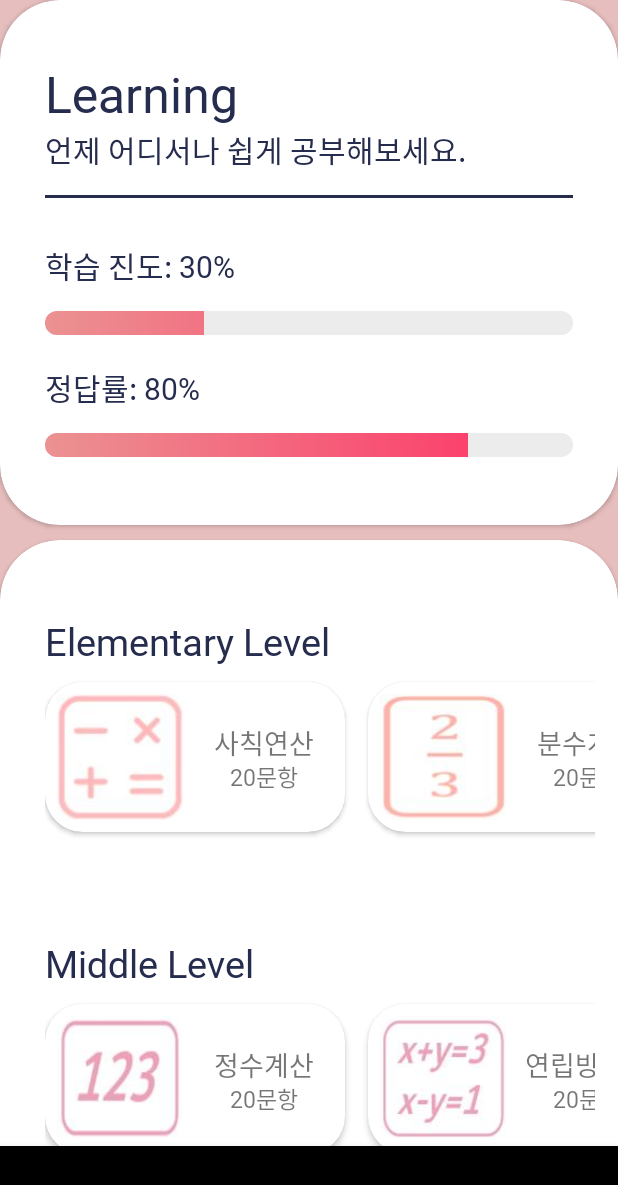
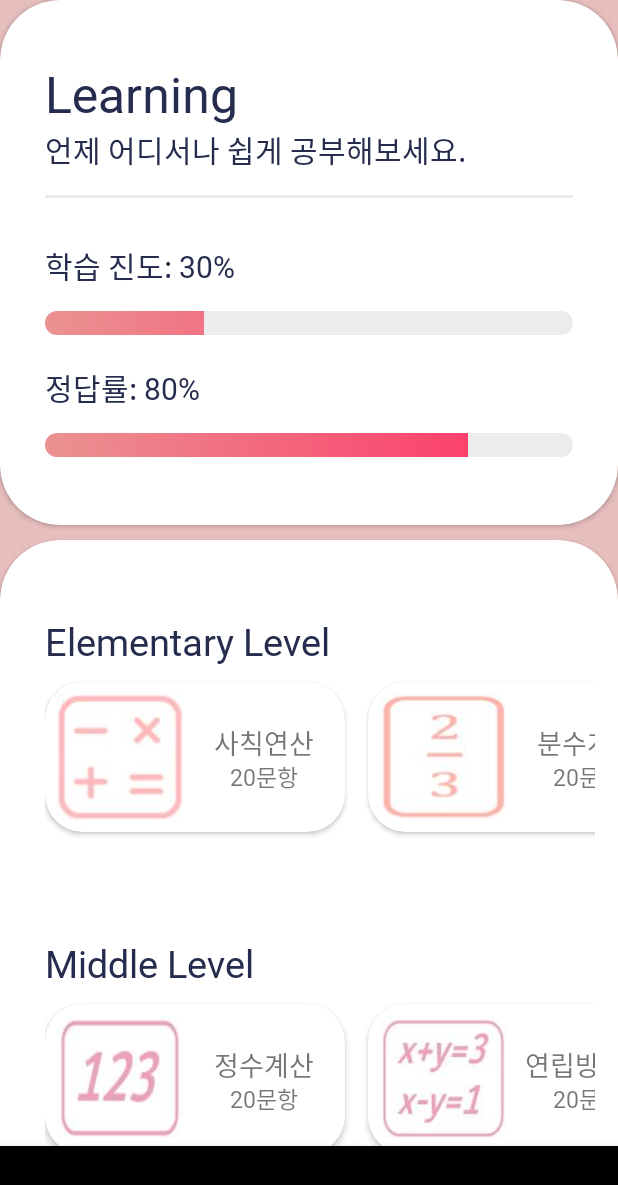
Before and after one commit to eunjijeon11/2020_TR, an Android app: the screen it shows after launch (MainActivity), on a phone screen of 412 x 824 dp. Shown: the top 1185 px of the screen. Run offline under Robolectric (Android 15) with nearby library versions, the phone set to English and light mode, and no system bars; libraries missing offline, so code that uses them is left out: com.github.mikephil.charting.

Commit message:
폰트 적용이 안됨..

```diff
--- a/app/src/main/res/layout/frag1.xml
+++ b/app/src/main/res/layout/frag1.xml
@@ -30,7 +30,7 @@
                     android:layout_height="wrap_content"
                     android:text="Learning"
                     android:textSize="33sp"
-                    android:fontFamily="@font/NBpenB"
+                    android:fontFamily="@font/nbpenb"
                     android:textColor="@color/darkblue"/>
 
                 <TextView
@@ -38,13 +38,13 @@
                     android:layout_height="wrap_content"
                     android:text="언제 어디서나 쉽게 공부해보세요."
                     android:textColor="@color/darkblue"
-                    android:fontFamily="@font/NBpenR"
+                    android:fontFamily="@font/nbpenr"
                     android:textSize="20sp"/>
 
                 <View
                     android:layout_width="match_parent"
                     android:layout_height="2dp"
-                    android:background="@color/darkblue"
+                    android:background="@color/gray"
                     android:layout_marginTop="15dp"/>
 
                 <TextView
@@ -52,7 +52,7 @@
                     android:layout_height="wrap_content"
                     android:text="학습 진도: 30%"
                     android:textSize="20sp"
-                    android:fontFamily="@font/NBpenR"
+                    android:fontFamily="@font/nbpenr"
                     android:textColor="@color/darkblue"
                     android:gravity="center"
                     android:layout_marginTop="30dp"/>
@@ -72,7 +72,7 @@
                     android:layout_height="wrap_content"
                     android:text="정답률: 80%"
                     android:textSize="20sp"
-                    android:fontFamily="@font/NBpenR"
+                    android:fontFamily="@font/nbpenr"
                     android:textColor="@color/darkblue"
                     android:gravity="center"
                     android:layout_marginTop="20dp"/>
@@ -109,7 +109,7 @@
                     android:layout_width="wrap_content"
                     android:layout_height="wrap_content"
                     android:layout_marginTop="30dp"
-                    android:fontFamily="@font/NBpenB"
+                    android:fontFamily="@font/nbpenb"
                     android:text="Elementary Level"
                     android:textColor="@color/darkblue"
                     android:textSize="25sp"/>
@@ -146,7 +146,7 @@
                                 android:layout_marginBottom="9dp"
                                 android:layout_marginLeft="46dp"
                                 android:gravity="center_horizontal"
-                                android:fontFamily="@font/NBpenB"
+                                android:fontFamily="@font/nbpenb"
                                 android:text="사칙연산"
                                 android:textSize="18sp"/>
 
@@ -157,7 +157,7 @@
                                 android:layout_marginTop="13dp"
                                 android:layout_marginLeft="46dp"
                                 android:gravity="center_horizontal"
-                                android:fontFamily="@font/NBpenR"
+                                android:fontFamily="@font/nbpenr"
                                 android:text="20문항"
                                 android:textSize="15sp"/>
                         </androidx.cardview.widget.CardView>
@@ -186,7 +186,7 @@
                                 android:layout_marginBottom="9dp"
                                 android:layout_marginLeft="46dp"
                                 android:gravity="center_horizontal"
-                                android:fontFamily="@font/NBpenB"
+                                android:fontFamily="@font/nbpenb"
                                 android:text="분수계산"
                                 android:textSize="18sp"/>
 
@@ -197,7 +197,7 @@
                                 android:layout_marginTop="13dp"
                                 android:layout_marginLeft="46dp"
                                 android:gravity="center_horizontal"
-                                android:fontFamily="@font/NBpenR"
+                                android:fontFamily="@font/nbpenr"
                                 android:text="20문항"
                                 android:textSize="15sp"/>
                         </androidx.cardview.widget.CardView>
@@ -226,7 +226,7 @@
                                 android:layout_marginBottom="9dp"
                                 android:layout_marginLeft="46dp"
                                 android:gravity="center_horizontal"
-                                android:fontFamily="@font/NBpenB"
+                                android:fontFamily="@font/nbpenb"
                                 android:text="소수계산"
                                 android:textSize="18sp"/>
 
@@ -237,7 +237,7 @@
                                 android:layout_marginTop="13dp"
                                 android:layout_marginLeft="46dp"
                                 android:gravity="center_horizontal"
-                                android:fontFamily="@font/NBpenR"
+                                android:fontFamily="@font/nbpenr"
                                 android:text="20문항"
                                 android:textSize="15sp"/>
                         </androidx.cardview.widget.CardView>
@@ -249,7 +249,7 @@
                     android:layout_width="wrap_content"
                     android:layout_height="wrap_content"
                     android:layout_marginTop="30dp"
-                    android:fontFamily="@font/NBpenB"
+                    android:fontFamily="@font/nbpenb"
                     android:text="Middle Level"
                     android:textColor="@color/darkblue"
                     android:textSize="25sp"/>
@@ -287,7 +287,7 @@
                                 android:layout_marginBottom="9dp"
                                 android:layout_marginLeft="46dp"
                                 android:gravity="center_horizontal"
-                                android:fontFamily="@font/NBpenB"
+                                android:fontFamily="@font/nbpenb"
                                 android:text="정수계산"
                                 android:textSize="18sp"/>
 
@@ -298,7 +298,7 @@
                                 android:layout_marginTop="13dp"
                                 android:layout_marginLeft="46dp"
                                 android:gravity="center_horizontal"
-                                android:fontFamily="@font/NBpenR"
+                                android:fontFamily="@font/nbpenr"
                                 android:text="20문항"
                                 android:textSize="15sp"/>
                         </androidx.cardview.widget.CardView>
@@ -327,7 +327,7 @@
                                 android:layout_marginBottom="9dp"
                                 android:layout_marginLeft="46dp"
                                 android:gravity="center_horizontal"
-                                android:fontFamily="@font/NBpenB"
+                                android:fontFamily="@font/nbpenb"
                                 android:text="연립방정식"
                                 android:textSize="18sp"/>
 
@@ -338,7 +338,7 @@
                                 android:layout_marginTop="13dp"
                                 android:layout_marginLeft="46dp"
                                 android:gravity="center_horizontal"
-                                android:fontFamily="@font/NBpenR"
+                                android:fontFamily="@font/nbpenr"
                                 android:text="20문항"
                                 android:textSize="15sp"/>
                         </androidx.cardview.widget.CardView>
@@ -367,7 +367,7 @@
                                 android:layout_marginBottom="9dp"
                                 android:layout_marginLeft="46dp"
                                 android:gravity="center_horizontal"
-                                android:fontFamily="@font/NBpenB"
+                                android:fontFamily="@font/nbpenb"
                                 android:text="제곱근"
                                 android:textSize="18sp"/>
 
@@ -378,7 +378,7 @@
                                 android:layout_marginTop="13dp"
                                 android:layout_marginLeft="46dp"
                                 android:gravity="center_horizontal"
-                                android:fontFamily="@font/NBpenR"
+                                android:fontFamily="@font/nbpenr"
                                 android:text="20문항"
                                 android:textSize="15sp"/>
                         </androidx.cardview.widget.CardView>
@@ -407,7 +407,7 @@
                                 android:layout_marginBottom="9dp"
                                 android:layout_marginLeft="46dp"
                                 android:gravity="center_horizontal"
-                                android:fontFamily="@font/NBpenB"
+                                android:fontFamily="@font/nbpenb"
                                 android:text="인수분해"
                                 android:textSize="18sp"/>
 
@@ -418,7 +418,7 @@
                                 android:layout_marginTop="13dp"
                                 android:layout_marginLeft="46dp"
                                 android:gravity="center_horizontal"
-                                android:fontFamily="@font/NBpenR"
+                                android:fontFamily="@font/nbpenr"
                                 android:text="20문항"
                                 android:textSize="15sp"/>
                         </androidx.cardview.widget.CardView>
@@ -430,7 +430,7 @@
                     android:layout_width="wrap_content"
                     android:layout_height="wrap_content"
                     android:layout_marginTop="30dp"
-                    android:fontFamily="@font/NBpenB"
+                    android:fontFamily="@font/nbpenb"
                     android:text="High Level"
                     android:textColor="@color/darkblue"
                     android:textSize="25sp"/>
@@ -468,7 +468,7 @@
                                 android:layout_marginBottom="9dp"
                                 android:layout_marginLeft="46dp"
                                 android:gravity="center_horizontal"
-                                android:fontFamily="@font/NBpenB"
+                                android:fontFamily="@font/nbpenb"
                                 android:text="다항식 연산"
                                 android:textSize="18sp" />
 
@@ -479,7 +479,7 @@
                                 android:layout_marginTop="13dp"
                                 android:layout_marginLeft="46dp"
                                 android:gravity="center_horizontal"
-                                android:fontFamily="@font/NBpenR"
+                                android:fontFamily="@font/nbpenr"
                                 android:text="20문항"
                                 android:textSize="15sp" />
                         </androidx.cardview.widget.CardView>
@@ -508,7 +508,7 @@
                                 android:layout_marginBottom="9dp"
                                 android:layout_marginLeft="46dp"
                                 android:gravity="center_horizontal"
-                                android:fontFamily="@font/NBpenB"
+                                android:fontFamily="@font/nbpenb"
                                 android:text="나머지정리"
                                 android:textSize="18sp" />
 
@@ -519,7 +519,7 @@
                                 android:layout_marginTop="13dp"
                                 android:layout_marginLeft="46dp"
                                 android:gravity="center_horizontal"
-                                android:fontFamily="@font/NBpenR"
+                                android:fontFamily="@font/nbpenr"
                                 android:text="20문항"
                                 android:textSize="15sp" />
                         </androidx.cardview.widget.CardView>
@@ -548,7 +548,7 @@
                                 android:layout_marginBottom="9dp"
                                 android:layout_marginLeft="46dp"
                                 android:gravity="center_horizontal"
-                                android:fontFamily="@font/NBpenB"
+                                android:fontFamily="@font/nbpenb"
                                 android:text="로그"
                                 android:textSize="18sp" />
 
@@ -559,7 +559,7 @@
                                 android:layout_marginTop="13dp"
                                 android:layout_marginLeft="46dp"
                                 android:gravity="center_horizontal"
-                                android:fontFamily="@font/NBpenR"
+                                android:fontFamily="@font/nbpenr"
                                 android:text="20문항"
                                 android:textSize="15sp" />
                         </androidx.cardview.widget.CardView>
@@ -588,7 +588,7 @@
                                 android:layout_marginBottom="9dp"
                                 android:layout_marginLeft="46dp"
                                 android:gravity="center_horizontal"
-                                android:fontFamily="@font/NBpenB"
+                                android:fontFamily="@font/nbpenb"
                                 android:text="지수"
                                 android:textSize="18sp" />
 
@@ -599,7 +599,7 @@
                                 android:layout_marginTop="13dp"
                                 android:layout_marginLeft="46dp"
                                 android:gravity="center_horizontal"
-                                android:fontFamily="@font/NBpenR"
+                                android:fontFamily="@font/nbpenr"
                                 android:text="20문항"
                                 android:textSize="15sp" />
                         </androidx.cardview.widget.CardView>
--- a/app/src/main/res/values/colors.xml
+++ b/app/src/main/res/values/colors.xml
@@ -9,4 +9,5 @@
     <color name="pink1">#E7BEBE</color>
     <color name="pink2">#EB9292</color>
     <color name="pink3">#FF2E63</color>
+    <color name="gray">#ECECEC</color>
 </resources>
```
Also changed, not shown: 2 other files.
